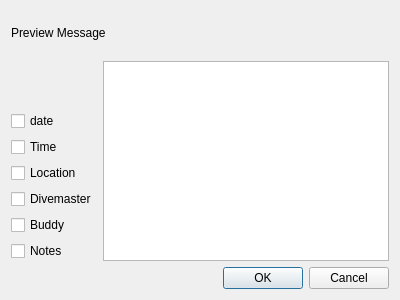
subsurface/subsurface, file qt-ui/socialnetworksdialog.ui: the form before one commit.
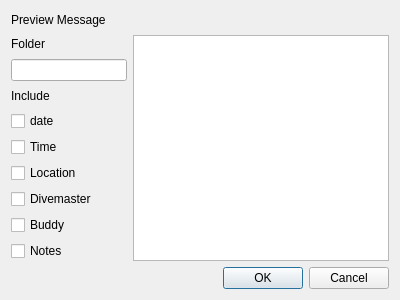
The form after the commit.

Commit message:
Facebook integration: Add an interface to select the stuff that's sent
Generate the stub message that will go on the Facebook picture upload.

What changed in the file:
```diff
--- a/qt-ui/socialnetworksdialog.ui
+++ b/qt-ui/socialnetworksdialog.ui
@@ -1,7 +1,7 @@
 <?xml version="1.0" encoding="UTF-8"?>
 <ui version="4.0">
- <class>Dialog</class>
- <widget class="QDialog" name="Dialog">
+ <class>SocialnetworksDialog</class>
+ <widget class="QDialog" name="SocialnetworksDialog">
   <property name="geometry">
    <rect>
     <x>0</x>
@@ -14,45 +14,69 @@
    <string>Dialog</string>
   </property>
   <layout class="QGridLayout" name="gridLayout">
-   <item row="1" column="1" rowspan="7">
+   <item row="2" column="0">
+    <widget class="QLineEdit" name="album"/>
+   </item>
+   <item row="1" column="0">
+    <widget class="QLabel" name="label_2">
+     <property name="text">
+      <string>Folder</string>
+     </property>
+    </widget>
+   </item>
+   <item row="1" column="1" rowspan="9">
     <widget class="QPlainTextEdit" name="text"/>
    </item>
-   <item row="3" column="0">
+   <item row="5" column="0">
     <widget class="QCheckBox" name="time">
      <property name="text">
       <string>Time</string>
      </property>
     </widget>
    </item>
-   <item row="4" column="0">
+   <item row="6" column="0">
     <widget class="QCheckBox" name="Location">
      <property name="text">
       <string>Location</string>
      </property>
     </widget>
    </item>
-   <item row="5" column="0">
+   <item row="7" column="0">
     <widget class="QCheckBox" name="Divemaster">
      <property name="text">
       <string>Divemaster</string>
      </property>
     </widget>
    </item>
-   <item row="6" column="0">
+   <item row="8" column="0">
     <widget class="QCheckBox" name="Buddy">
      <property name="text">
       <string>Buddy</string>
      </property>
     </widget>
    </item>
-   <item row="7" column="0">
+   <item row="4" column="0">
+    <widget class="QCheckBox" name="date">
+     <property name="text">
+      <string>date</string>
+     </property>
+    </widget>
+   </item>
+   <item row="9" column="0">
     <widget class="QCheckBox" name="Notes">
      <property name="text">
       <string>Notes</string>
      </property>
     </widget>
    </item>
-   <item row="8" column="0" colspan="2">
+   <item row="0" column="0" colspan="2">
+    <widget class="QLabel" name="label">
+     <property name="text">
+      <string>Preview Message</string>
+     </property>
+    </widget>
+   </item>
+   <item row="10" column="0" colspan="2">
     <widget class="QDialogButtonBox" name="buttonBox">
      <property name="orientation">
       <enum>Qt::Horizontal</enum>
@@ -62,17 +86,10 @@
      </property>
     </widget>
    </item>
-   <item row="2" column="0">
-    <widget class="QCheckBox" name="date">
+   <item row="3" column="0">
+    <widget class="QLabel" name="label_3">
      <property name="text">
-      <string>date</string>
-     </property>
-    </widget>
-   </item>
-   <item row="0" column="0" colspan="2">
-    <widget class="QLabel" name="label">
-     <property name="text">
-      <string>Preview Message</string>
+      <string>Include</string>
      </property>
     </widget>
    </item>
```
Left out of the diff: 4 changed lines with no effect on the pictures. The commit also changes 3 other files.
